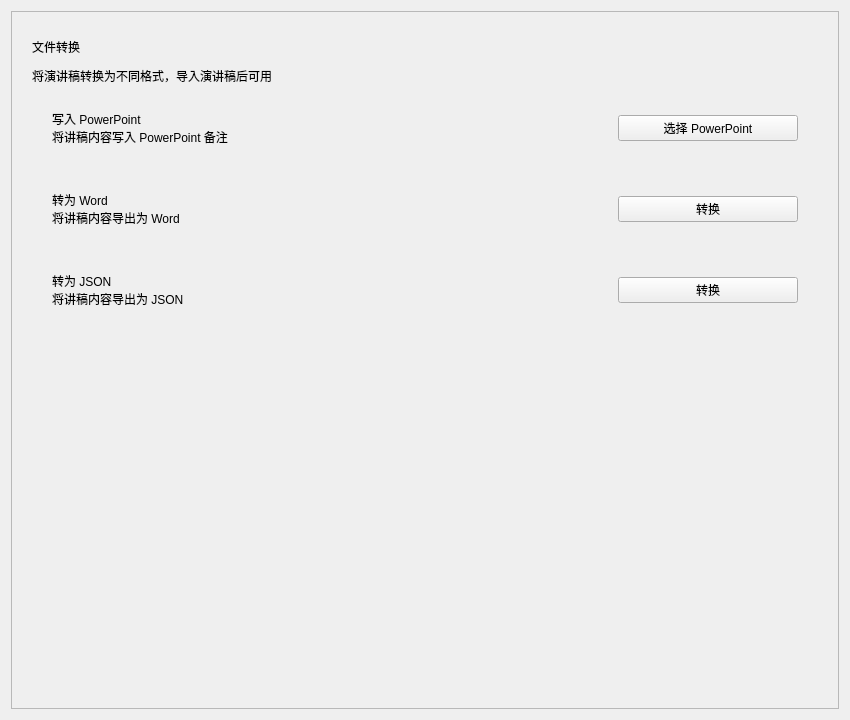
This is toolsInterface.ui in pth2000/PowerPointReviewer as Qt 5 draws it before an edit. The edited form follows.
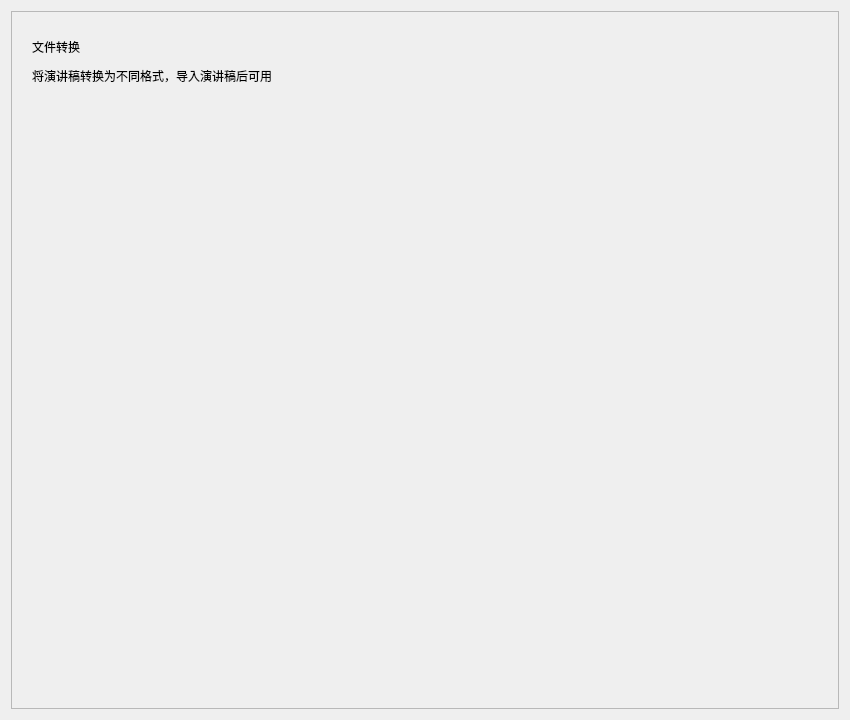
This is the edited form. Custom widgets are drawn as their Qt base class.

Commit message: 发布 1.5.0：新增AI改写讲稿、工程包、多种类导出支持、外观主题；更新千问Qwen-Audio-TTS复刻模型；Word导出改为纯表格版式；优化启动速度。

Patch:
```diff
--- a/toolsInterface.ui
+++ b/toolsInterface.ui
@@ -88,229 +88,7 @@
             </property>
            </widget>
           </item>
-          <item>
-           <widget class="CardWidget" name="CardWidget">
-            <layout class="QHBoxLayout" name="horizontalLayout_11">
-             <property name="leftMargin">
-              <number>20</number>
-             </property>
-             <property name="topMargin">
-              <number>20</number>
-             </property>
-             <property name="rightMargin">
-              <number>20</number>
-             </property>
-             <property name="bottomMargin">
-              <number>20</number>
-             </property>
-             <item>
-              <layout class="QVBoxLayout" name="verticalLayout_7">
-               <property name="spacing">
-                <number>0</number>
-               </property>
-               <item>
-                <widget class="QLabel" name="pptPathLabel">
-                 <property name="styleSheet">
-                  <string notr="true">font: 700 10pt 'Segoe UI', 'Microsoft YaHei', 'PingFang SC';</string>
-                 </property>
-                 <property name="text">
-                  <string>写入 PowerPoint</string>
-                 </property>
-                </widget>
-               </item>
-               <item>
-                <widget class="CaptionLabel" name="pptCaptionLabel">
-                 <property name="text">
-                  <string>将讲稿内容写入 PowerPoint 备注</string>
-                 </property>
-                </widget>
-               </item>
-              </layout>
-             </item>
-             <item>
-              <spacer name="horizontalSpacer">
-               <property name="orientation">
-                <enum>Qt::Horizontal</enum>
-               </property>
-               <property name="sizeHint" stdset="0">
-                <size>
-                 <width>40</width>
-                 <height>20</height>
-                </size>
-               </property>
-              </spacer>
-             </item>
-             <item>
-              <widget class="PushButton" name="transformPPTPushButton">
-               <property name="minimumSize">
-                <size>
-                 <width>180</width>
-                 <height>0</height>
-                </size>
-               </property>
-               <property name="maximumSize">
-                <size>
-                 <width>180</width>
-                 <height>16777215</height>
-                </size>
-               </property>
-               <property name="text">
-                <string>选择 PowerPoint</string>
-               </property>
-              </widget>
-             </item>
-            </layout>
-           </widget>
-          </item>
-          <item>
-           <widget class="CardWidget" name="CardWidget_2">
-            <layout class="QHBoxLayout" name="horizontalLayout_12">
-             <property name="leftMargin">
-              <number>20</number>
-             </property>
-             <property name="topMargin">
-              <number>20</number>
-             </property>
-             <property name="rightMargin">
-              <number>20</number>
-             </property>
-             <property name="bottomMargin">
-              <number>20</number>
-             </property>
-             <item>
-              <layout class="QVBoxLayout" name="verticalLayout_9">
-               <property name="spacing">
-                <number>0</number>
-               </property>
-               <item>
-                <widget class="QLabel" name="wordPathLabel">
-                 <property name="styleSheet">
-                  <string notr="true">font: 700 10pt 'Segoe UI', 'Microsoft YaHei', 'PingFang SC';</string>
-                 </property>
-                 <property name="text">
-                  <string>转为 Word</string>
-                 </property>
-                </widget>
-               </item>
-               <item>
-                <widget class="CaptionLabel" name="wordCaptionLabel">
-                 <property name="text">
-                  <string>将讲稿内容导出为 Word</string>
-                 </property>
-                </widget>
-               </item>
-              </layout>
-             </item>
-             <item>
-              <spacer name="horizontalSpacer_2">
-               <property name="orientation">
-                <enum>Qt::Horizontal</enum>
-               </property>
-               <property name="sizeHint" stdset="0">
-                <size>
-                 <width>40</width>
-                 <height>20</height>
-                </size>
-               </property>
-              </spacer>
-             </item>
-             <item>
-              <widget class="PushButton" name="transformWordPushButton">
-               <property name="minimumSize">
-                <size>
-                 <width>180</width>
-                 <height>0</height>
-                </size>
-               </property>
-               <property name="maximumSize">
-                <size>
-                 <width>180</width>
-                 <height>16777215</height>
-                </size>
-               </property>
-               <property name="text">
-                <string>转换</string>
-               </property>
-              </widget>
-             </item>
-            </layout>
-           </widget>
-          </item>
-          <item>
-           <widget class="CardWidget" name="CardWidget_3">
-            <layout class="QHBoxLayout" name="horizontalLayout_13">
-             <property name="leftMargin">
-              <number>20</number>
-             </property>
-             <property name="topMargin">
-              <number>20</number>
-             </property>
-             <property name="rightMargin">
-              <number>20</number>
-             </property>
-             <property name="bottomMargin">
-              <number>20</number>
-             </property>
-             <item>
-              <layout class="QVBoxLayout" name="verticalLayout_10">
-               <property name="spacing">
-                <number>0</number>
-               </property>
-               <item>
-                <widget class="QLabel" name="jsonPathLabel">
-                 <property name="styleSheet">
-                  <string notr="true">font: 700 10pt 'Segoe UI', 'Microsoft YaHei', 'PingFang SC';</string>
-                 </property>
-                 <property name="text">
-                  <string>转为 JSON</string>
-                 </property>
-                </widget>
-               </item>
-               <item>
-                <widget class="CaptionLabel" name="jsonCaptionLabel">
-                 <property name="text">
-                  <string>将讲稿内容导出为 JSON</string>
-                 </property>
-                </widget>
-               </item>
-              </layout>
-             </item>
-             <item>
-              <spacer name="horizontalSpacer_3">
-               <property name="orientation">
-                <enum>Qt::Horizontal</enum>
-               </property>
-               <property name="sizeHint" stdset="0">
-                <size>
-                 <width>40</width>
-                 <height>20</height>
-                </size>
-               </property>
-              </spacer>
-             </item>
-             <item>
-              <widget class="PushButton" name="transformJsonPushButton">
-               <property name="minimumSize">
-                <size>
-                 <width>180</width>
-                 <height>0</height>
-                </size>
-               </property>
-               <property name="maximumSize">
-                <size>
-                 <width>180</width>
-                 <height>16777215</height>
-                </size>
-               </property>
-               <property name="text">
-                <string>转换</string>
-               </property>
-              </widget>
-             </item>
-            </layout>
-           </widget>
-          </item>
-         </layout>
+          </layout>
         </widget>
        </item>
        <item>
@@ -333,17 +111,6 @@
   </layout>
  </widget>
  <customwidgets>
-  <customwidget>
-   <class>PushButton</class>
-   <extends>QPushButton</extends>
-   <header>qfluentwidgets</header>
-  </customwidget>
-  <customwidget>
-   <class>CardWidget</class>
-   <extends>QFrame</extends>
-   <header>qfluentwidgets</header>
-   <container>1</container>
-  </customwidget>
   <customwidget>
    <class>ScrollArea</class>
    <extends>QScrollArea</extends>
```
Left out of the diff: 4 changed lines with no effect on the pictures. The commit also changes 50 other files.
